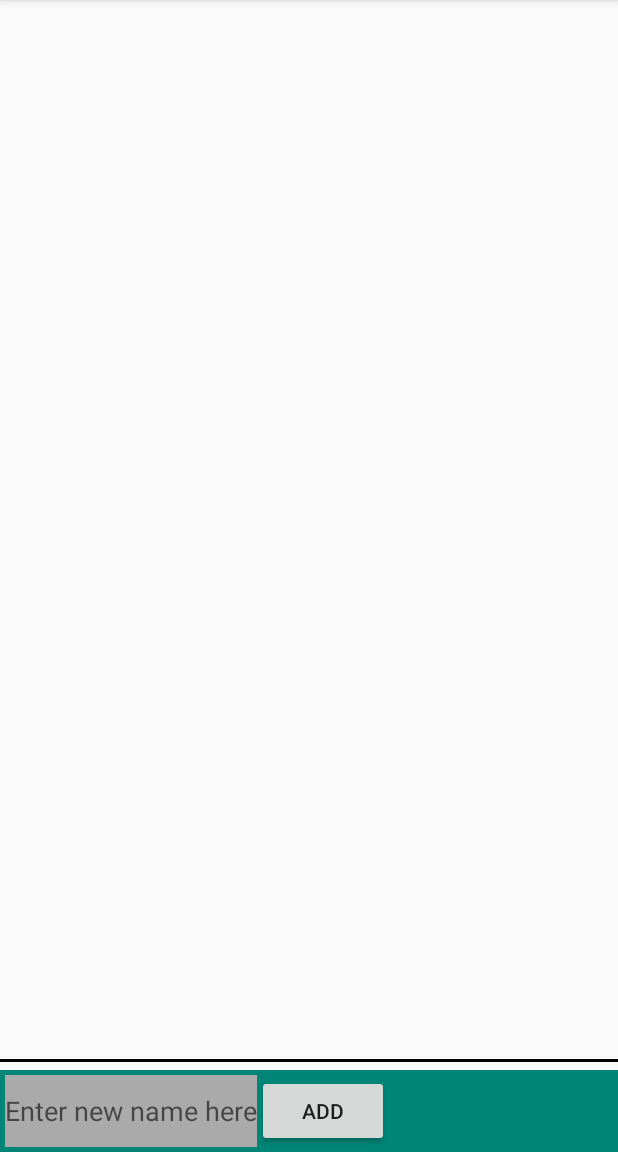
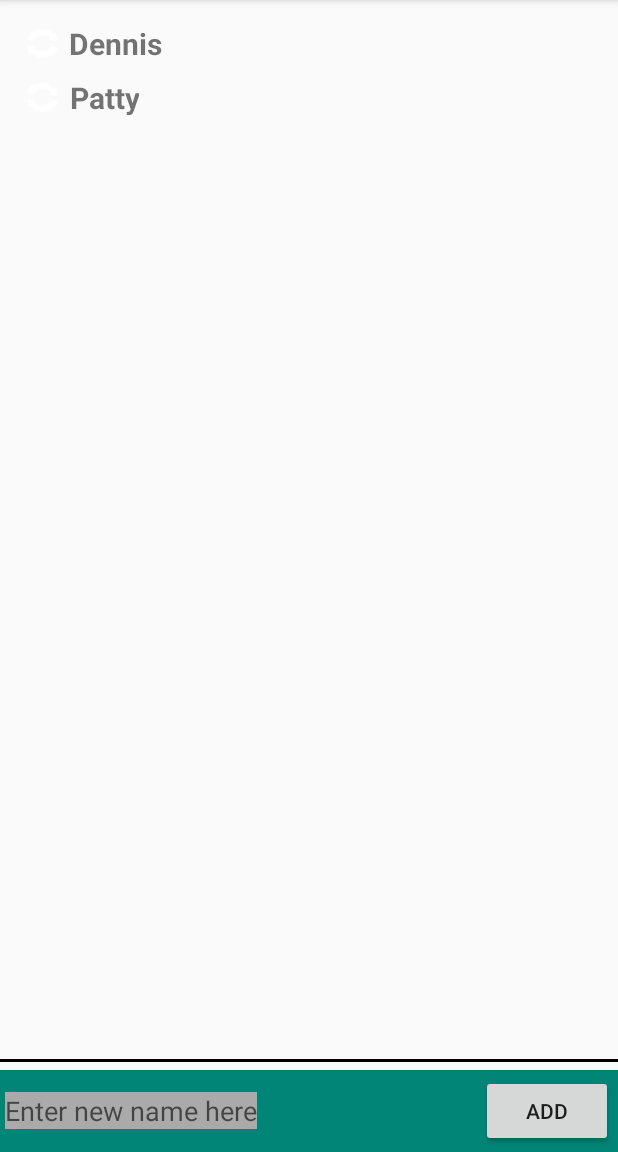
Before and after one commit to VineshChauhan24/MySQLsync, an Android app: the screen it shows after launch (MainActivity), on a phone screen of 412 x 824 dp, the part 84-1236 px from its top. Run offline under Robolectric (Android 15) with nearby library versions, the phone set to English and light mode, and no system bars.

Commit message:
RCV Adapter finished;  icons still needed

```diff
--- a/app/src/main/java/com/palibre/mysqlsync/ContactsAdapter.java
+++ b/app/src/main/java/com/palibre/mysqlsync/ContactsAdapter.java
@@ -2,30 +2,55 @@ package com.palibre.mysqlsync;
 
 import android.support.annotation.NonNull;
 import android.support.v7.widget.RecyclerView;
+import android.view.LayoutInflater;
 import android.view.View;
 import android.view.ViewGroup;
+import android.widget.ImageView;
+import android.widget.TextView;
 
-public class ContactsAdapter extends RecyclerView.Adapter {
+import java.util.ArrayList;
+
+public class ContactsAdapter extends RecyclerView.Adapter<ContactsAdapter.ContactVH> {
+    private ArrayList<Contact> contactList = new ArrayList<Contact>();
+
+    ContactsAdapter(ArrayList<Contact> displayList){
+        contactList = displayList;
+    }
     @NonNull
     @Override
-    public RecyclerView.ViewHolder onCreateViewHolder(@NonNull ViewGroup parent, int viewType) {
-        return null;
+    public ContactVH onCreateViewHolder(@NonNull ViewGroup parent, int viewType) {
+        View viewItem = LayoutInflater.from(parent.getContext())
+                .inflate(R.layout.name_item_view, parent, false);
+        return new ContactVH(viewItem);
     }
 
     @Override
-    public void onBindViewHolder(@NonNull RecyclerView.ViewHolder holder, int position) {
-
+    public void onBindViewHolder(@NonNull ContactVH holder, int position) {
+        holder.name.setText(contactList.get(position).getName());
+        int syncStatus = contactList.get(position).getSyncStatus();
+        if (syncStatus == DbContract.SYNC_STATUS_FAILED) {
+            holder.syncStatus.setImageResource(R.drawable.ic_sync_needed);
+        }
+        else {
+            holder.syncStatus.setImageResource(R.drawable.ic_sync_needed);
+        }
     }
 
     @Override
     public int getItemCount() {
-        return 0;
+        return contactList.size();
     }
 
-    public static class MyViewHolder extends RecyclerView.ViewHolder {
-
-        public MyViewHolder(View itemView) {
+    public static class ContactVH extends RecyclerView.ViewHolder {
+        ImageView syncStatus;
+        TextView name;
+        public ContactVH(View itemView)
+        {
             super(itemView);
+            syncStatus = itemView.findViewById(R.id.imgSync);
+            name = itemView.findViewById(R.id.txtName);
         }
     }
+
+
 }
--- a/app/src/main/java/com/palibre/mysqlsync/MainActivity.java
+++ b/app/src/main/java/com/palibre/mysqlsync/MainActivity.java
@@ -9,11 +9,14 @@ import android.view.View;
 import android.widget.EditText;
 import android.widget.Toast;
 
+import java.util.ArrayList;
+
 public class MainActivity extends AppCompatActivity {
     SQLiteDatabase ourDB = null;
     EditText edName;
     RecyclerView rcvContacts;
     RecyclerView.LayoutManager  lom;
+    ArrayList<Contact> contactArray = new ArrayList<Contact>();
     @Override
     protected void onCreate(Bundle savedInstanceState) {
         super.onCreate(savedInstanceState);
@@ -23,6 +26,9 @@ public class MainActivity extends AppCompatActivity {
         lom = new LinearLayoutManager(this);
         rcvContacts.setLayoutManager(lom);
         rcvContacts.setHasFixedSize(true);
+        setupTestData();
+        ContactsAdapter ca = new ContactsAdapter(contactArray);
+        rcvContacts.setAdapter(ca);
     }
 
     public void addNew (View v) {
@@ -33,4 +39,9 @@ public class MainActivity extends AppCompatActivity {
         }
         Toast.makeText(this, "Adding " + name + " to database", Toast.LENGTH_LONG).show();
     }
+
+    private void setupTestData () {
+        contactArray.add(new Contact ("Dennis", 0));
+        contactArray.add(new Contact ("Patty", 1));
+    }
 }
--- a/app/src/main/res/layout/activity_main.xml
+++ b/app/src/main/res/layout/activity_main.xml
@@ -10,9 +10,10 @@
         android:id="@+id/rcv_names"
         android:layout_width="match_parent"
         android:layout_height="wrap_content"
+        android:layout_alignParentTop="true"
         android:layout_margin="10dp" />
 
-    <LinearLayout
+    <RelativeLayout
         android:id="@+id/ll1"
         android:layout_width="match_parent"
         android:layout_height="wrap_content"
@@ -25,8 +26,9 @@
         <EditText
             android:id="@+id/new_name"
             android:layout_width="wrap_content"
-            android:layout_height="match_parent"
-            android:layout_gravity="left"
+            android:layout_height="wrap_content"
+            android:layout_alignParentLeft="true"
+            android:layout_centerVertical="true"
             android:background="@android:color/darker_gray"
             android:hint="Enter new name here" />
 
@@ -34,10 +36,10 @@
             android:id="@+id/btn_add"
             android:layout_width="wrap_content"
             android:layout_height="wrap_content"
-            android:layout_gravity="right"
+            android:layout_alignParentRight="true"
             android:onClick="addNew"
             android:text="Add" />
-    </LinearLayout>
+    </RelativeLayout>
 
     <View
         android:layout_width="match_parent"
--- a/app/src/main/res/layout/name_item_view.xml
+++ b/app/src/main/res/layout/name_item_view.xml
@@ -1,23 +1,26 @@
 <?xml version="1.0" encoding="utf-8"?>
-<RelativeLayout xmlns:android="http://schemas.android.com/apk/res/android"
-    android:orientation="vertical" android:layout_width="match_parent"
-    android:layout_height="match_parent">
+<LinearLayout xmlns:android="http://schemas.android.com/apk/res/android"
+    android:layout_width="match_parent"
+    android:layout_height="wrap_content"
+    android:padding="5dp"
+    android:orientation="horizontal">
+
+    <ImageView
+        android:id="@+id/imgSync"
+        android:layout_width="25dp"
+        android:layout_height="25dp"
+        android:layout_gravity="right"
+        android:src="@mipmap/ic_launcher_round" />
 
     <TextView
         android:id="@+id/txtName"
         android:layout_width="wrap_content"
         android:layout_height="match_parent"
-        android:layout_alignParentLeft="true"
+        android:layout_marginLeft="5dp"
+        android:layout_gravity="left"
+        android:gravity="center"
+        android:text="Test Name"
         android:textSize="20sp"
-        android:textStyle="bold"
-        android:gravity="center"
-        android:text="Test Name"/>
-    <ImageView
-        android:id="@+id/imgSync"
-        android:layout_width="25dp"
-        android:layout_height="25dp"
-        android:src="@mipmap/ic_launcher_round"
-        android:layout_alignParentRight="true"
-        android:layout_centerVertical="true"/>
+        android:textStyle="bold" />
 
-</RelativeLayout>
+</LinearLayout>
```
Also changed, not shown: app/src/main/res/drawable-hdpi/ic_stat_name.png (added), app/src/main/res/drawable-hdpi/ic_sync_needed.png (added), app/src/main/res/drawable-mdpi/ic_stat_name.png (added), app/src/main/res/drawable-mdpi/ic_sync_needed.png (added), app/src/main/res/drawable-xhdpi/ic_stat_name.png (added), app/src/main/res/drawable-xhdpi/ic_sync_needed.png (added), app/src/main/res/drawable-xxhdpi/ic_stat_name.png (added), app/src/main/res/drawable-xxhdpi/ic_sync_needed.png (added), app/src/main/res/drawable-xxxhdpi/ic_stat_name.png (added), app/src/main/res/drawable-xxxhdpi/ic_sync_needed.png (added).
